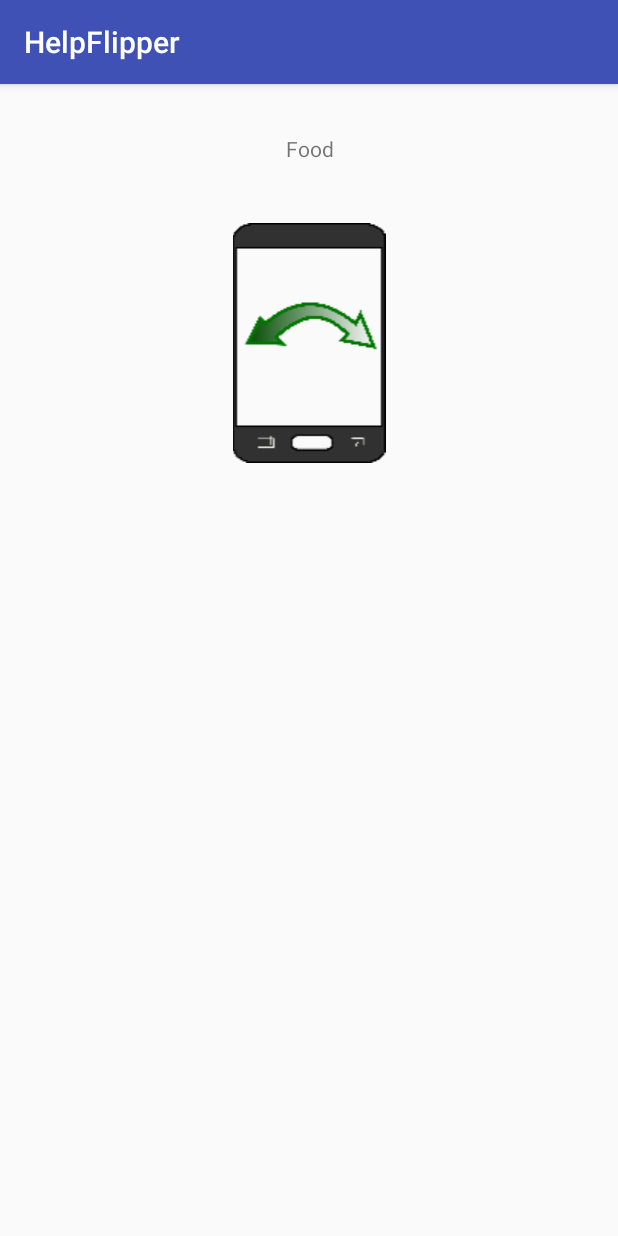
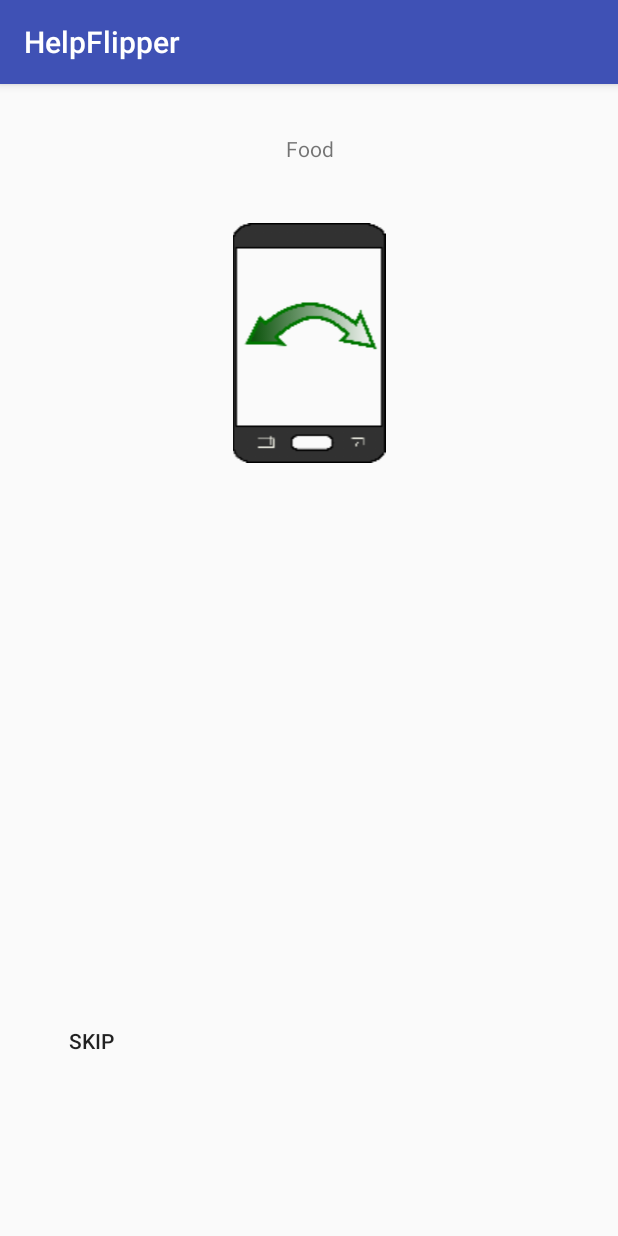
Before and after one commit to alex-gherega/android-utils, an Android app: the screen it shows after launch (HelpActivity), on a phone screen of 412 x 824 dp. Run offline under Robolectric (Android 15) with nearby library versions, the phone set to English and light mode, and no system bars.

Commit message:
[avr] SKIP button

```diff
--- a/HelpFlipper/help_animator/src/main/java/expressive/harbinger/helpflipper/HelpFragment.java
+++ b/HelpFlipper/help_animator/src/main/java/expressive/harbinger/helpflipper/HelpFragment.java
@@ -13,6 +13,8 @@ import android.view.View;
 import android.view.ViewGroup;
 import android.view.animation.Animation;
 import android.view.animation.AnimationUtils;
+import android.widget.Button;
+import android.widget.ImageButton;
 import android.widget.ScrollView;
 import android.widget.ViewAnimator;
 import android.widget.ViewFlipper;
@@ -110,6 +112,7 @@ public class HelpFragment extends Fragment
             sv.addView(item);
 
             vf.addView(sv);
+
             //vf.addView(item);
         }
 
--- a/HelpFlipper/help_animator/src/main/res/layout/fragment_help.xml
+++ b/HelpFlipper/help_animator/src/main/res/layout/fragment_help.xml
@@ -11,15 +11,26 @@
     android:layout_width="match_parent"
     android:layout_height="match_parent">
     <!--> tools:context="com.example.toyo.viewflipperonclick.MainActivity">-->
+
     <LinearLayout
-            android:layout_width="fill_parent"
-            android:layout_height="fill_parent">
+        android:id="@+id/containerViewFlipper"
+        android:layout_width="match_parent"
+        android:layout_height="wrap_content"
+        android:orientation="vertical">
         <ViewAnimator
-                android:layout_width="fill_parent"
-                android:layout_height="fill_parent"
+            android:layout_width="match_parent"
+            android:layout_height="match_parent"
             android:id="@+id/viewFlipper">
 
         </ViewAnimator>
     </LinearLayout>
+    <Button
+        android:id="@+id/skip_button"
+        android:layout_width="wrap_content"
+        android:layout_height="wrap_content"
+        android:text="SKIP"
+        style="?android:attr/borderlessButtonStyle"
+        android:layout_below="@id/containerViewFlipper"
+        android:gravity="right"/>
 </RelativeLayout>
     <!--</FrameLayout>-->
```
Lines whose indentation alone changed are shown as unchanged.
